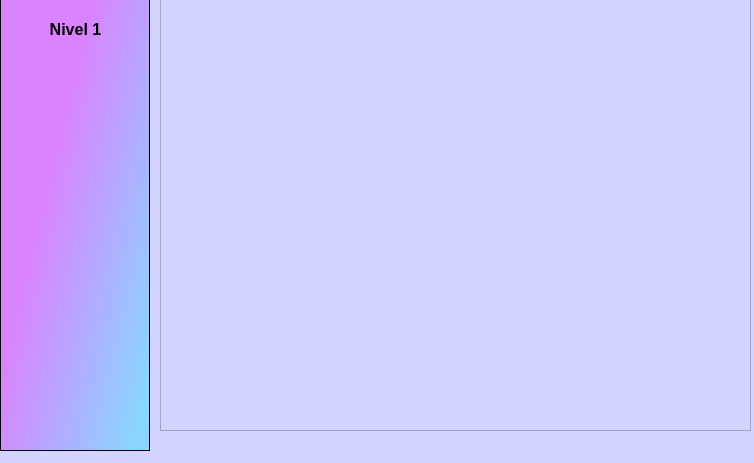
Qt form projeto pelo jupter/escopo APS/nivel_um.ui (Gustao-DEL-SANTOS/Analise-de-imagens) before a commit.
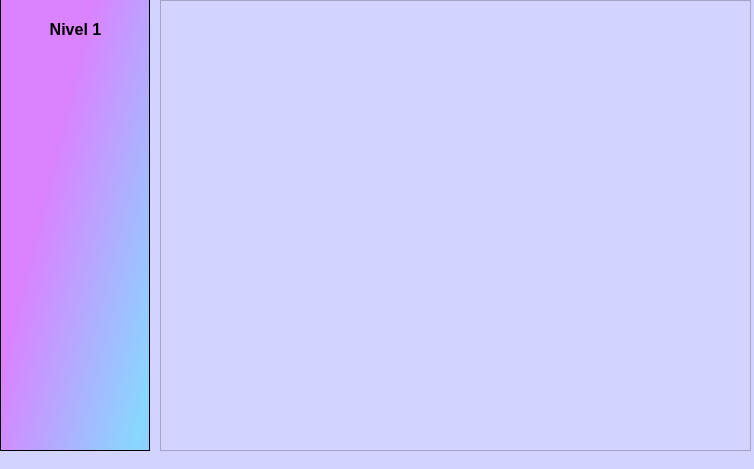
The same form after that commit. Icons and pictures are not drawn.

The edit to the form file:
```diff
--- a/projeto pelo jupter/escopo APS/nivel_um.ui
+++ b/projeto pelo jupter/escopo APS/nivel_um.ui
@@ -7,7 +7,7 @@
     <x>0</x>
     <y>0</y>
     <width>754</width>
-    <height>463</height>
+    <height>469</height>
    </rect>
   </property>
   <property name="windowTitle">
@@ -110,7 +110,7 @@
     <property name="geometry">
      <rect>
       <x>160</x>
-      <y>-20</y>
+      <y>0</y>
       <width>591</width>
       <height>451</height>
      </rect>
```
Left out of the diff: 67 changed lines with no effect on the pictures.
